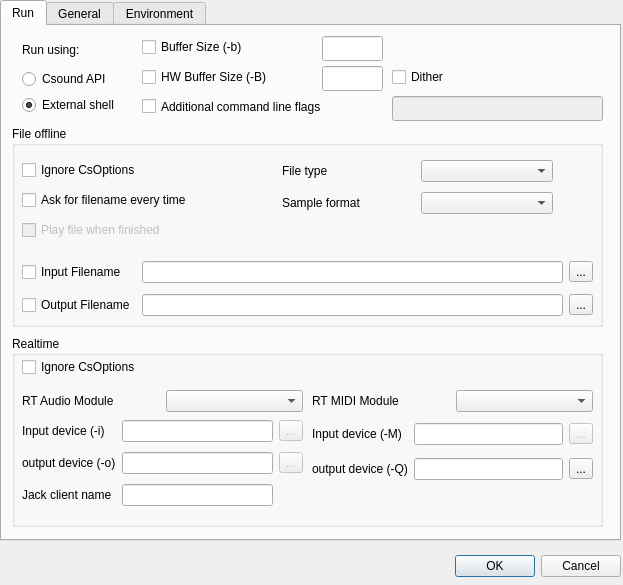
Qt form src/configdialog.ui (CsoundQt/CsoundQt) before a commit.
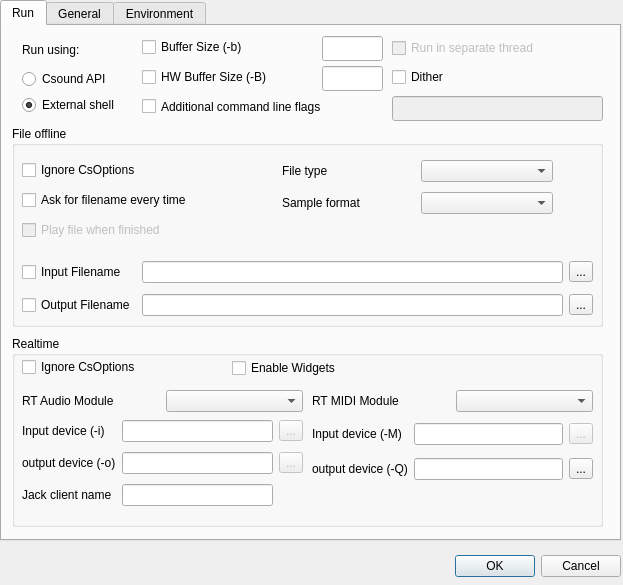
The same form after that commit.

Commit message: Added option to bypass widgets. Dock widgets and toolbar positions are now persistent. Internal changes: Added QuteWidget base class for all widgets. other minor fixes

What changed in the file:
```diff
--- a/src/configdialog.ui
+++ b/src/configdialog.ui
@@ -77,14 +77,6 @@
     <number>0</number>
    </property>
    <widget class="QWidget" name="tab_2" >
-    <property name="geometry" >
-     <rect>
-      <x>0</x>
-      <y>0</y>
-      <width>617</width>
-      <height>512</height>
-     </rect>
-    </property>
     <attribute name="title" >
      <string>Run</string>
     </attribute>
@@ -395,6 +387,19 @@
        </item>
       </layout>
      </widget>
+     <widget class="QCheckBox" name="widgetsCheckBox" >
+      <property name="geometry" >
+       <rect>
+        <x>220</x>
+        <y>20</y>
+        <width>181</width>
+        <height>24</height>
+       </rect>
+      </property>
+      <property name="text" >
+       <string>Enable Widgets</string>
+      </property>
+     </widget>
     </widget>
     <widget class="QLineEdit" name="BufferSizeLineEdit" >
      <property name="geometry" >
@@ -411,7 +416,7 @@
       <rect>
        <x>390</x>
        <y>40</y>
-       <width>71</width>
+       <width>211</width>
        <height>22</height>
       </rect>
      </property>
@@ -517,6 +522,22 @@
       </item>
      </layout>
     </widget>
+    <widget class="QCheckBox" name="threadCheckBox" >
+     <property name="enabled" >
+      <bool>false</bool>
+     </property>
+     <property name="geometry" >
+      <rect>
+       <x>390</x>
+       <y>10</y>
+       <width>211</width>
+       <height>24</height>
+      </rect>
+     </property>
+     <property name="text" >
+      <string>Run in separate thread</string>
+     </property>
+    </widget>
    </widget>
    <widget class="QWidget" name="tab" >
     <property name="geometry" >
```
Left out of the diff: 16 changed lines with no effect on the pictures. The commit also changes 12 other files.
